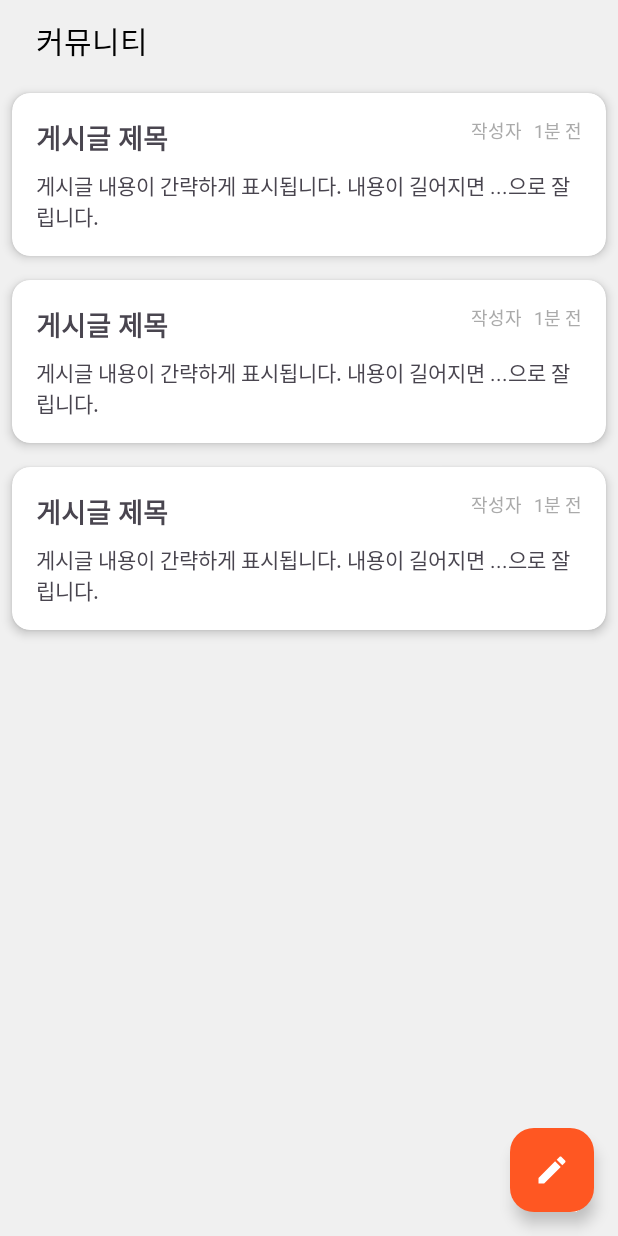
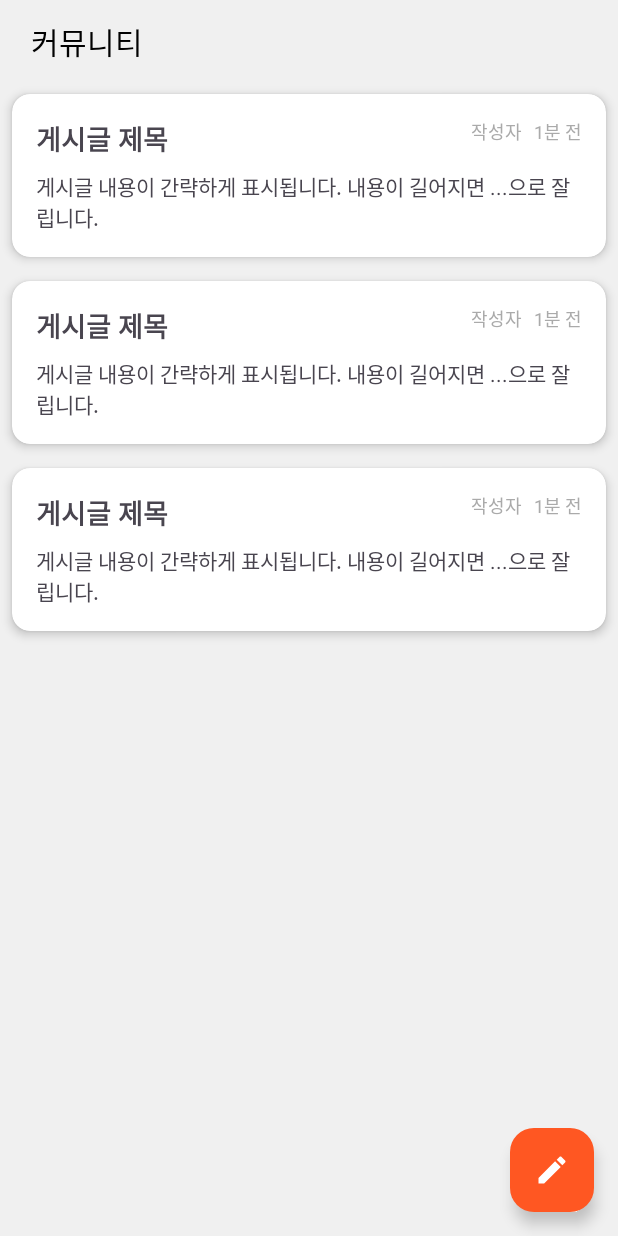
Before and after one commit to bbang427/QuadCore, an Android app: the layout fragment_community.xml on its own in the app's theme, with its tools: preview values and no code run, on a phone screen of 412 x 824 dp. Run offline under Robolectric (Android 15) with nearby library versions, the phone set to English and light mode, and no system bars.

Commit message:
08/02 UI Bias Fix

```diff
--- a/app/src/main/res/layout/fragment_community.xml
+++ b/app/src/main/res/layout/fragment_community.xml
@@ -9,6 +9,20 @@
     android:background="#F0F0F0"
     tools:context=".CommunityFragment">
 
+    <androidx.constraintlayout.widget.Guideline
+        android:id="@+id/guideline_text_greeting_v"
+        android:layout_width="wrap_content"
+        android:layout_height="wrap_content"
+        android:orientation="vertical"
+        app:layout_constraintGuide_percent="0.05" />
+
+    <androidx.constraintlayout.widget.Guideline
+        android:id="@+id/guideline_text_greeting_h"
+        android:layout_width="wrap_content"
+        android:layout_height="wrap_content"
+        android:orientation="horizontal"
+        app:layout_constraintGuide_percent="0.015" />
+
     <TextView
         android:id="@+id/tv_greeting"
         android:layout_width="wrap_content"
@@ -17,10 +31,15 @@
         android:fontFamily="@font/pretendard_gov_semibold"
         android:textSize="20sp"
         android:textColor="#010101"
-        android:layout_marginStart="24dp"
-        android:layout_marginTop="12dp"
-        app:layout_constraintStart_toStartOf="parent"
-        app:layout_constraintTop_toTopOf="parent" />
+        app:layout_constraintStart_toStartOf="@id/guideline_text_greeting_v"
+        app:layout_constraintTop_toTopOf="@id/guideline_text_greeting_h" />
+
+    <androidx.constraintlayout.widget.Guideline
+        android:id="@+id/guideline_text_greeting_h_end"
+        android:layout_width="wrap_content"
+        android:layout_height="wrap_content"
+        android:orientation="horizontal"
+        app:layout_constraintGuide_percent="0.053" />
 
     <androidx.swiperefreshlayout.widget.SwipeRefreshLayout
         android:id="@+id/swipe_refresh_layout"
```
